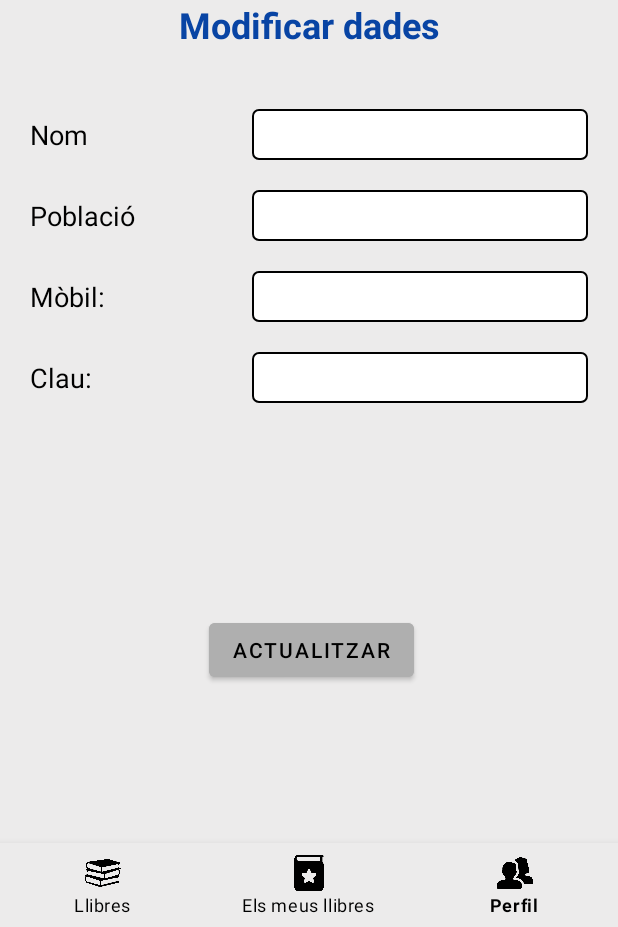
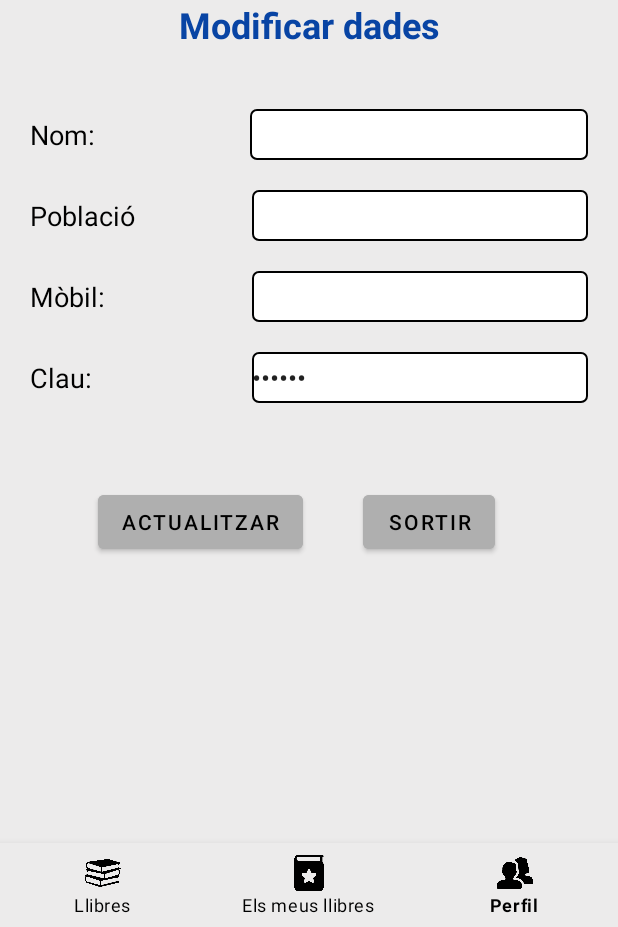
Before and after one commit to naomisettings/BookSwap, an Android app: the ModificarUsuari screen opened through its navigation route, on a phone screen of 412 x 824 dp, the part 309-1236 px from its top. Run offline under Robolectric (Android 15) with nearby library versions, the phone set to English and light mode, and no system bars; our stand-ins replace Firebase (no records; nobody signed in at launch, a user with empty details on screens opened directly), data binding, navigation-ui; libraries missing offline, so code that uses them is left out: com.firebase.ui; 6 statements that could not run were skipped.

Commit message:
Mostrar dades (modificar_dades), creat package utils amb dataclases

```diff
--- a/app/src/main/java/cat/copernic/bookswap/modificarusuari/ModificarUsuari.kt
+++ b/app/src/main/java/cat/copernic/bookswap/modificarusuari/ModificarUsuari.kt
@@ -1,6 +1,8 @@
 package cat.copernic.bookswap.modificarusuari
 
+import android.content.ContentValues
 import android.os.Bundle
+import android.util.Log
 import androidx.fragment.app.Fragment
 import android.view.LayoutInflater
 import android.view.View
@@ -10,29 +12,68 @@ import androidx.navigation.fragment.findNavController
 import cat.copernic.bookswap.R
 import cat.copernic.bookswap.databinding.FragmentAfegirLlibreBinding
 import cat.copernic.bookswap.databinding.FragmentModificarUsuariBinding
+import cat.copernic.bookswap.utils.UsuariDC
 import com.google.firebase.auth.ktx.auth
+import com.google.firebase.firestore.FirebaseFirestore
 import com.google.firebase.ktx.Firebase
 
 
 class ModificarUsuari : Fragment() {
 
+    val db = FirebaseFirestore.getInstance()
+    private lateinit var binding: FragmentModificarUsuariBinding
 
     override fun onCreateView(
         inflater: LayoutInflater, container: ViewGroup?,
         savedInstanceState: Bundle?
     ): View? {
         // Inflate the layout for this fragment
-        val binding: FragmentModificarUsuariBinding =
+        binding =
             DataBindingUtil.inflate(inflater, R.layout.fragment_modificar_usuari, container, false)
 
-        binding.btnGuardarLLibre.setOnClickListener{
+        mostrarDades()
+
+        binding.bttnSingOut.setOnClickListener {
             //SingOut
             Firebase.auth.signOut()
             //Obra el fragment principal
             findNavController().navigate(R.id.action_modificarUsuari_to_loginFragment)
         }
 
+        binding.bttnActualitzar.setOnClickListener {
+
+        }
+
         return binding.root
+    }
+
+    fun mostrarDades() {
+        //Guarda les dades del usuari connectat a la constant user
+        val user = Firebase.auth.currentUser
+
+        //Guarda el mail del usuari que ha fet login
+        val mail = user?.email.toString()
+
+        //Consulta per extreure el nickname per guardar-lo al document tiquet
+        val usuaris = db.collection("usuaris")
+        val query = usuaris.whereEqualTo("mail", mail).get()
+            .addOnSuccessListener { document ->
+                if (document != null) {
+                    val usuari = document.toObjects(UsuariDC::class.java)
+
+                    binding.apply {
+                        editTextNomModificar.setText(usuari[0].nom)
+                        editTextPoblacioModificar.setText(usuari[0].poblacio)
+                        editTextTelefonModificar.setText(usuari[0].telefon)
+                        editTextContrasenyaModificar.setText("******")
+                    }
+                }
+            }
+
+            .addOnFailureListener { exception ->
+                Log.w(ContentValues.TAG, "Error getting documents: ", exception)
+            }
+
     }
 
 
--- /dev/null
+++ b/app/src/main/java/cat/copernic/bookswap/utils/DataClasses.kt
@@ -0,0 +1,9 @@
+package cat.copernic.bookswap.utils
+
+data class UsuariDC(
+    var mail: String = "",
+    var nom: String = "",
+    var telefon: String = "",
+    var poblacio: String = "",
+    var valoracio: Int = 6
+)
--- a/app/src/main/res/layout/fragment_modificar_llibre.xml
+++ b/app/src/main/res/layout/fragment_modificar_llibre.xml
@@ -108,7 +108,7 @@
 
 
         <Button
-            android:id="@+id/btnGuardarLLibre"
+            android:id="@+id/bttnSingOut"
             style="@style/buttons"
             android:layout_width="wrap_content"
             android:layout_height="48dp"
--- a/app/src/main/res/layout/fragment_modificar_usuari.xml
+++ b/app/src/main/res/layout/fragment_modificar_usuari.xml
@@ -19,6 +19,7 @@
                 android:layout_width="161dp"
                 android:layout_height="134dp"
                 android:layout_marginTop="16dp"
+                android:contentDescription="@string/logo"
                 app:layout_constraintEnd_toEndOf="parent"
                 app:layout_constraintHorizontal_bias="0.5"
                 app:layout_constraintStart_toStartOf="parent"
@@ -26,9 +27,9 @@
                 app:srcCompat="@drawable/bookswaplogo" />
 
             <TextView
-                android:id="@+id/textViewLlibre"
+                android:id="@+id/txtModificarDades"
                 style="@style/titolPrincipal"
-                android:text="Modificar dades"
+                android:text="@string/modificar_dades"
                 app:layout_constraintEnd_toEndOf="parent"
                 app:layout_constraintHorizontal_bias="0.5"
                 app:layout_constraintStart_toStartOf="parent"
@@ -40,7 +41,7 @@
                 android:layout_width="wrap_content"
                 android:layout_height="wrap_content"
                 android:layout_marginStart="20dp"
-                android:text="Nom"
+                android:text="@string/camp_nom"
                 app:layout_constraintBaseline_toBaselineOf="@+id/editTextNomModificar"
                 app:layout_constraintStart_toStartOf="parent" />
 
@@ -50,7 +51,7 @@
                 android:layout_width="wrap_content"
                 android:layout_height="wrap_content"
                 android:layout_marginStart="20dp"
-                android:text="Població"
+                android:text="@string/poblaci"
                 app:layout_constraintBaseline_toBaselineOf="@+id/editTextPoblacioModificar"
                 app:layout_constraintStart_toStartOf="parent" />
 
@@ -75,59 +76,77 @@
                 app:layout_constraintStart_toStartOf="parent" />
 
             <Button
-                android:id="@+id/btnGuardarLLibre"
+                android:id="@+id/bttnSingOut"
                 style="@style/buttons"
                 android:layout_width="wrap_content"
                 android:layout_height="48dp"
-                android:layout_marginStart="139dp"
-                android:layout_marginEnd="136dp"
-                android:layout_marginBottom="20dp"
-                android:text="Actualitzar"
-                app:layout_constraintBottom_toBottomOf="parent"
-                app:layout_constraintEnd_toEndOf="parent"
-                app:layout_constraintStart_toStartOf="parent"
-                app:layout_constraintTop_toBottomOf="@+id/editTextContrasenyaModificar" />
+                android:layout_marginStart="40dp"
+                android:text="@string/sortir"
+                app:layout_constraintBaseline_toBaselineOf="@+id/bttnActualitzar"
+                app:layout_constraintStart_toEndOf="@+id/bttnActualitzar" />
 
             <EditText
                 android:id="@+id/editTextNomModificar"
                 style="@style/EditTexts"
-
+                android:layout_width="225dp"
+                android:layout_height="34dp"
                 android:layout_marginTop="40dp"
                 android:layout_marginEnd="20dp"
-
+                android:autofillHints=""
                 android:inputType="textPersonName"
                 app:layout_constraintEnd_toEndOf="parent"
-                app:layout_constraintTop_toBottomOf="@+id/textViewLlibre" />
+                app:layout_constraintTop_toBottomOf="@+id/txtModificarDades"
+                tools:ignore="LabelFor" />
 
             <EditText
                 android:id="@+id/editTextPoblacioModificar"
                 style="@style/EditTexts"
                 android:layout_marginTop="20dp"
                 android:layout_marginEnd="20dp"
+                android:autofillHints=""
                 android:ems="10"
                 android:inputType="text"
                 app:layout_constraintEnd_toEndOf="parent"
-                app:layout_constraintTop_toBottomOf="@+id/editTextNomModificar" />
+                app:layout_constraintTop_toBottomOf="@+id/editTextNomModificar"
+                tools:ignore="LabelFor" />
 
             <EditText
                 android:id="@+id/editTextTelefonModificar"
                 style="@style/EditTexts"
                 android:layout_marginTop="20dp"
                 android:layout_marginEnd="20dp"
+                android:autofillHints=""
                 android:ems="10"
                 android:inputType="number"
                 app:layout_constraintEnd_toEndOf="parent"
-                app:layout_constraintTop_toBottomOf="@+id/editTextPoblacioModificar" />
+                app:layout_constraintTop_toBottomOf="@+id/editTextPoblacioModificar"
+                tools:ignore="LabelFor" />
 
             <EditText
                 android:id="@+id/editTextContrasenyaModificar"
                 style="@style/EditTexts"
                 android:layout_marginTop="20dp"
                 android:layout_marginEnd="20dp"
+                android:autofillHints=""
                 android:ems="10"
                 android:inputType="textPassword"
                 app:layout_constraintEnd_toEndOf="parent"
-                app:layout_constraintTop_toBottomOf="@+id/editTextTelefonModificar" />
+                app:layout_constraintTop_toBottomOf="@+id/editTextTelefonModificar"
+                tools:ignore="LabelFor" />
+
+            <Button
+                android:id="@+id/bttnActualitzar"
+                style="@style/buttons"
+                android:layout_width="wrap_content"
+                android:layout_height="wrap_content"
+                android:layout_marginStart="65dp"
+                android:layout_marginTop="60dp"
+                android:text="@string/actualitzar"
+                app:layout_constraintEnd_toEndOf="parent"
+                app:layout_constraintEnd_toStartOf="@+id/bttnSingOut"
+                app:layout_constraintHorizontal_bias="0.5"
+                app:layout_constraintStart_toStartOf="parent"
+                app:layout_constraintTop_toBottomOf="@+id/textViewContrasenya" />
         </androidx.constraintlayout.widget.ConstraintLayout>
 
     </FrameLayout>
--- a/app/src/main/res/values/strings.xml
+++ b/app/src/main/res/values/strings.xml
@@ -28,4 +28,8 @@
     <string name="dadesomplertes">Introdueix totes les dades per continuar</string>
     <string name="telefonoksnack">El telèfon ha de tenir 9 digits</string>
     <string name="camp_estat">Estat:</string>
+    <string name="sortir">Sortir</string>
+    <string name="camp_nom">Nom:</string>
+    <string name="modificar_dades">Modificar dades</string>
+    <string name="actualitzar">Actualitzar</string>
 </resources>
```
